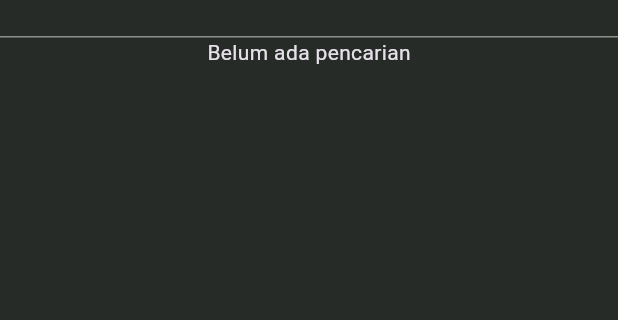
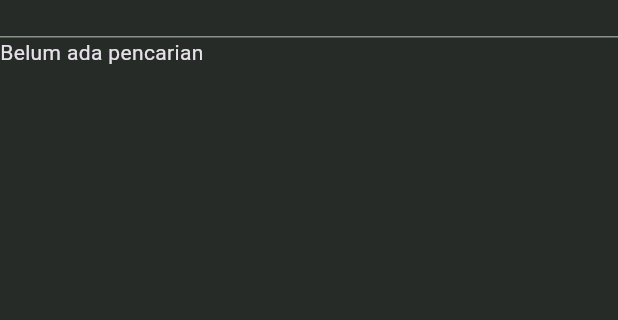
Before and after one commit to zchannnn/WhZakiyyah-UAS, a Flutter app: the screen it shows after launch, after a tap on "Cari dosen dan mulai chat", on a phone screen of 412 x 824 dp, the part 72-392 px from its top. Run offline on Flutter 3.47's test engine with Material 3 defaults, Android fonts, the phone set to English and light mode, and no system bars; our stand-ins replace google_fonts.

Commit message:
uas selesai

```diff
--- a/lib/data_saya.dart
+++ b/lib/data_saya.dart
@@ -1,4 +1,4 @@
 class DataSaya {
-   static String nama = "Kudut";
-    static String gambar = "assets/mahasiswa/kudut.png";
+  static String nama = "Zakiyyah";
+  static String gambar = "assets/mahasiswa/fotosaya.jpg";
 }
--- /dev/null
+++ b/lib/models/dosen_model.dart
@@ -0,0 +1,38 @@
+class HistoriChat {
+  final int alur;
+  final String pesan;
+
+  HistoriChat({required this.alur, required this.pesan});
+
+  factory HistoriChat.fromJson(Map<String, dynamic> json) {
+    return HistoriChat(
+      alur: json['alur'],
+      pesan: json['pesan'],
+    );
+  }
+}
+
+class Dosen {
+  final int id;
+  final String nama;
+  final String gambar;
+  final List<HistoriChat> historiChat;
+
+  Dosen({
+    required this.id,
+    required this.nama,
+    required this.gambar,
+    required this.historiChat,
+  });
+
+  factory Dosen.fromJson(Map<String, dynamic> json) {
+    return Dosen(
+      id: json['id'],
+      nama: json['nama'],
+      gambar: json['gambar'],
+      historiChat: (json['histori_chat'] as List)
+          .map((e) => HistoriChat.fromJson(e))
+          .toList(),
+    );
+  }
+}
--- a/lib/screen/beranda_screen.dart
+++ b/lib/screen/beranda_screen.dart
@@ -1,87 +1,112 @@
 import 'package:flutter/material.dart';
+import 'package:whazlansaja/models/dosen_model.dart';
 import 'package:whazlansaja/screen/pesan_screen.dart';
+import 'package:whazlansaja/utils/load_dosen_data.dart';
 
-class BerandaScreen extends StatelessWidget {
+class BerandaScreen extends StatefulWidget {
   const BerandaScreen({super.key});
+
+  @override
+  State<BerandaScreen> createState() => _BerandaScreenState();
+}
+
+class _BerandaScreenState extends State<BerandaScreen> {
+  List<Dosen> daftarDosen = [];
+
+  @override
+  void initState() {
+    super.initState();
+    loadDosen().then((value) {
+      setState(() {
+        daftarDosen = value;
+      });
+    });
+  }
 
   @override
   Widget build(BuildContext context) {
     return Scaffold(
       appBar: AppBar(
-        elevation: 2,
-        title: const Text(
-          'WhAzlansaja',
-          style: TextStyle(
-            fontSize: 24,
-            fontWeight: FontWeight.bold,
-          ),
-        ),
-        actions: [
-          IconButton(onPressed: () {}, icon: const Icon(Icons.camera_enhance)),
-          IconButton(onPressed: () {}, icon: const Icon(Icons.more_vert)),
-        ],
+        title: const Text('WhAzlansaja'),
         bottom: PreferredSize(
           preferredSize: const Size.fromHeight(80),
           child: Padding(
-            padding: const EdgeInsets.only(bottom: 10, left: 12, right: 12),
+            padding: const EdgeInsets.all(12),
             child: SearchAnchor.bar(
-              barElevation: const WidgetStatePropertyAll(2),
               barHintText: 'Cari dosen dan mulai chat',
-              suggestionsBuilder: (context, controller) {
-                return <Widget>[
-                  const Center(
-                    child: Text(
-                      'Belum ada pencarian',
-                    ),
-                  ),
-                ];
-              },
+              suggestionsBuilder: (context, controller) => [
+                const Text('Belum ada pencarian'),
+              ],
             ),
           ),
         ),
       ),
-      body: ListView.builder(
-        itemCount: 40,
+      body: daftarDosen.isEmpty
+          ? const Center(child: CircularProgressIndicator())
+          : ListView.builder(
+              itemCount: daftarDosen.length,
               itemBuilder: (context, index) {
+                final dosen = daftarDosen[index];
+                final bool isAzlan = dosen.nama.contains('Azlan');
+
                 return ListTile(
                   onTap: () {
-              Navigator.push(context,
-                  MaterialPageRoute(builder: (context) => const PesanScreen()));
-            },
-            leading: const CircleAvatar(
-              backgroundImage:
-                  AssetImage('assets/gambar_dosen/Azlan, S.Kom., M.Kom.jpg'),
+                    Navigator.push(
+                      context,
+                      MaterialPageRoute(
+                        builder: (_) => PesanScreen(dosen: dosen),
                       ),
-            title: const Text('Azlan'),
-            subtitle: const Text('Belum ada chat'),
-            trailing: const Text('Kemaren'),
                     );
                   },
+                  leading: CircleAvatar(
+                    backgroundImage: AssetImage(dosen.gambar),
                   ),
-      floatingActionButton: FloatingActionButton.small(
-        onPressed: () {},
-        child: const Icon(Icons.add_comment),
+                  title: Text(dosen.nama),
+                  subtitle: Text(
+                    dosen.historiChat.isEmpty
+                        ? 'Belum ada pesan'
+                        : dosen.historiChat.last.pesan,
+                    maxLines: 1,
+                    overflow: TextOverflow.ellipsis,
                   ),
-      bottomNavigationBar: NavigationBar(
-        selectedIndex: 0,
-        destinations: const [
-          NavigationDestination(
-            icon: Icon(Icons.chat),
-            label: 'Chat',
+                  trailing: isAzlan
+                      ? Row(
+                          mainAxisSize: MainAxisSize.min,
+                          children: [
+                            const Text(
+                              '2 menit yang lalu',
+                              style: TextStyle(
+                                fontSize: 12,
+                                color: Colors.grey,
                               ),
-          NavigationDestination(
-            icon: Icon(Icons.sync),
-            label: 'Pembaruan',
                             ),
-          NavigationDestination(
-            icon: Icon(Icons.groups),
-            label: 'Komunitas',
+                            const SizedBox(width: 6),
+                            Container(
+                              padding: const EdgeInsets.symmetric(
+                                  horizontal: 6, vertical: 2),
+                              decoration: BoxDecoration(
+                                color: Colors.red,
+                                borderRadius: BorderRadius.circular(12),
                               ),
-          NavigationDestination(
-            icon: Icon(Icons.call),
-            label: 'Panggilan',
+                              child: const Text(
+                                '1',
+                                style: TextStyle(
+                                  color: Colors.white,
+                                  fontSize: 12,
+                                ),
+                              ),
                             ),
                           ],
+                        )
+                      : const Text(
+                          'Kemarin',
+                          style: TextStyle(
+                            fontSize: 12,
+                            color: Colors.grey,
+                          ),
+                        ),
+                );
+              },
             ),
     );
   }
--- /dev/null
+++ b/lib/utils/load_dosen_data.dart
@@ -0,0 +1,10 @@
+import 'dart:convert';
+import 'package:flutter/services.dart';
+import '../models/dosen_model.dart';
+
+Future<List<Dosen>> loadDosen() async {
+  final String data =
+      await rootBundle.loadString('assets/json_data_chat_dosen/dosen_chat.json');
+  final List<dynamic> jsonResult = jsonDecode(data);
+  return jsonResult.map((json) => Dosen.fromJson(json)).toList();
+}
--- a/pubspec.yaml
+++ b/pubspec.yaml
@@ -8,6 +8,7 @@ environment:
   # sdk: ^3.8.0
 
 dependencies:
+  timeago: ^3.5.0
   flutter:
     sdk: flutter
   google_fonts: ^6.2.1
@@ -20,4 +21,6 @@ dev_dependencies:
 flutter:
   uses-material-design: true
   assets:
+    - assets/json_data_chat_dosen/dosen_chat.json
     - assets/gambar_dosen/
+    - assets/mahasiswa/
```
Also changed, not shown: assets/json_data_chat_dosen/dosen_chat.json (+111 -111 lines), lib/screen/pesan_screen.dart (+56 -36 lines), assets/gambar_dosen/Hendryan Winata, S.Kom., M.Kom.jpg (added), assets/gambar_dosen/Ismawardi Santoso, S.Pd., MS.jpg (added), assets/mahasiswa/fotosaya.jpg (added), pubspec.lock. Lines whose indentation alone changed are shown as unchanged.
